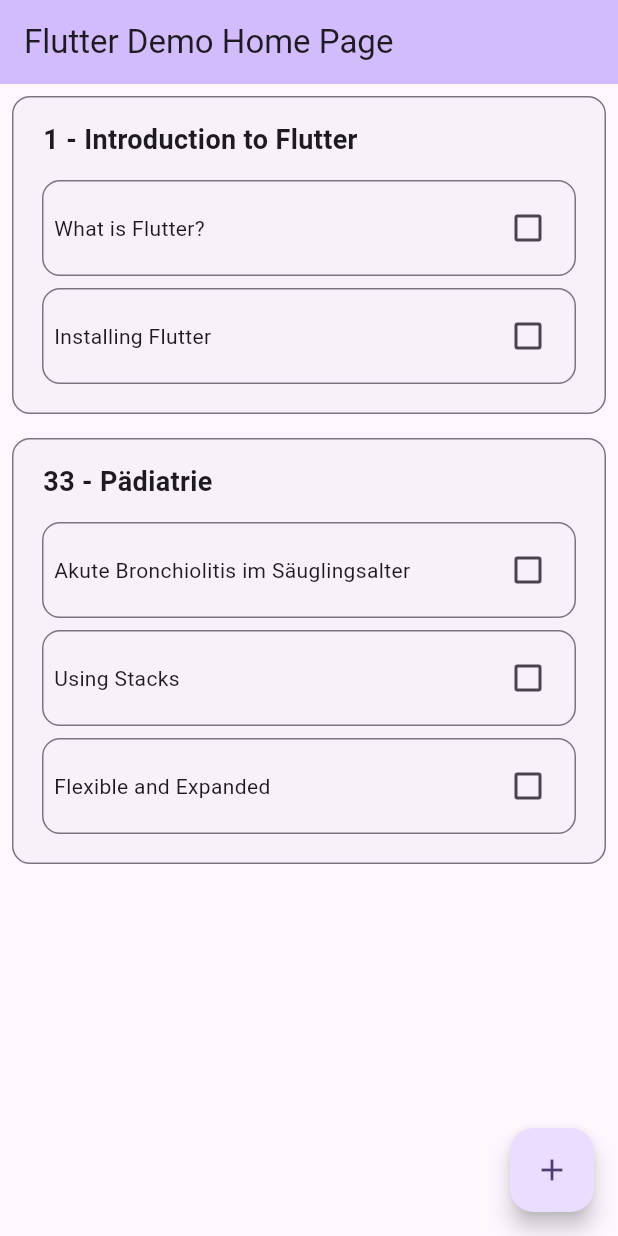
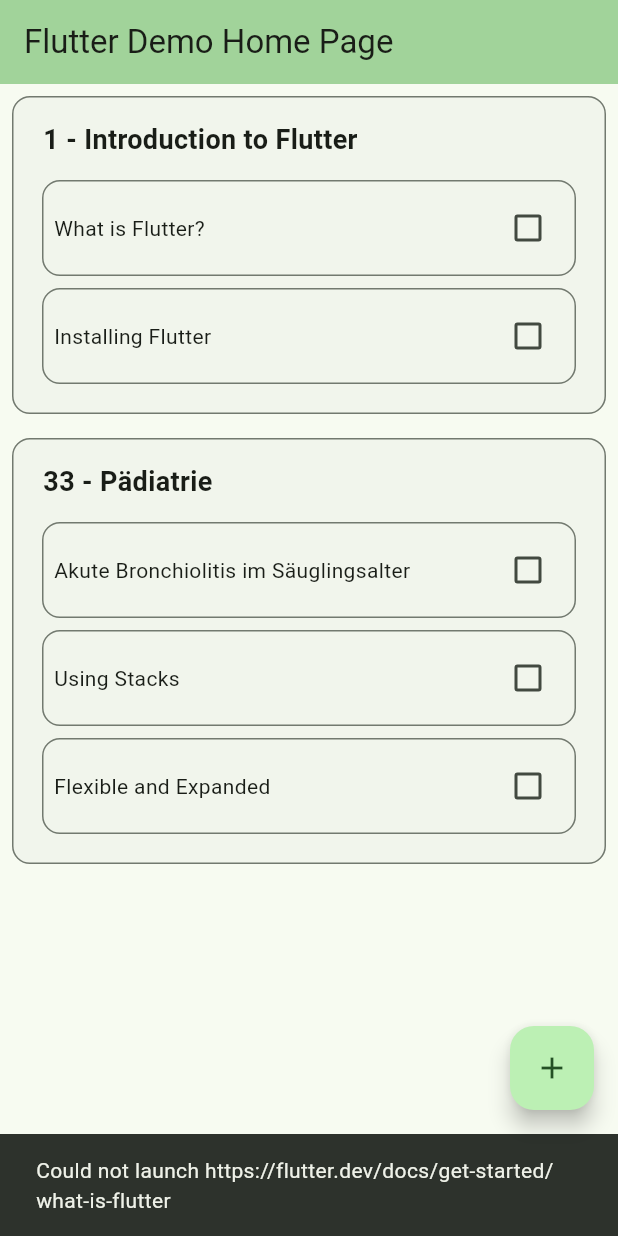
Before and after one commit to chocolate-muffin/lernplan, a Flutter app: the screen it shows after launch, after a tap on "What is Flutter?", on a phone screen of 412 x 824 dp. Run offline on Flutter 3.47's test engine with Material 3 defaults, Android fonts, the phone set to English and light mode, and no system bars.

```diff
--- a/lib/main.dart
+++ b/lib/main.dart
@@ -19,7 +19,8 @@ class MyApp extends StatelessWidget {
     return MaterialApp(
       title: 'Flutter Demo',
       theme: ThemeData(
-        colorScheme: ColorScheme.fromSeed(seedColor: Colors.deepPurple),
+        colorScheme:
+            ColorScheme.fromSeed(seedColor: Color.fromARGB(255, 57, 165, 66)),
         useMaterial3: true,
       ),
       home: const MyHomePage(title: 'Flutter Demo Home Page'),
@@ -121,9 +122,22 @@ class _MyHomePageState extends State<MyHomePage> {
                                           children: <Widget>[
                                             Expanded(
                                               child: InkWell(
-                                                onTap: () {
-                                                  openInBrowser(
+                                                onTap: () async {
+                                                  final uri = Uri.parse(
                                                       article['link']);
+                                                  if (await canLaunchUrl(uri)) {
+                                                    await launchUrl(uri);
+                                                  } else {
+                                                    // Handle the case where the URL cannot be launched
+                                                    ScaffoldMessenger.of(
+                                                            context)
+                                                        .showSnackBar(
+                                                      SnackBar(
+                                                        content: Text(
+                                                            "Could not launch ${article['link']}"),
+                                                      ),
+                                                    );
+                                                  }
                                                 },
                                                 splashColor: Colors.transparent,
                                                 highlightColor:
@@ -179,14 +193,3 @@ Future<List<dynamic>> loadArticleData() async {
   final jsonResponse = json.decode(jsonString);
   return jsonResponse['days']; // Extract the 'days' array
 }
-
-// Function to open URL in a new browser tab
-Future<void> openInBrowser(String url) async {
-  final uri = Uri.parse(url);
-  if (await canLaunchUrl(uri)) {
-    await launchUrl(uri);
-  } else {
-    // Handle the case where the URL cannot be launched
-    // print('Could not launch $url'); TODO: add snackbar
-  }
-}
```
